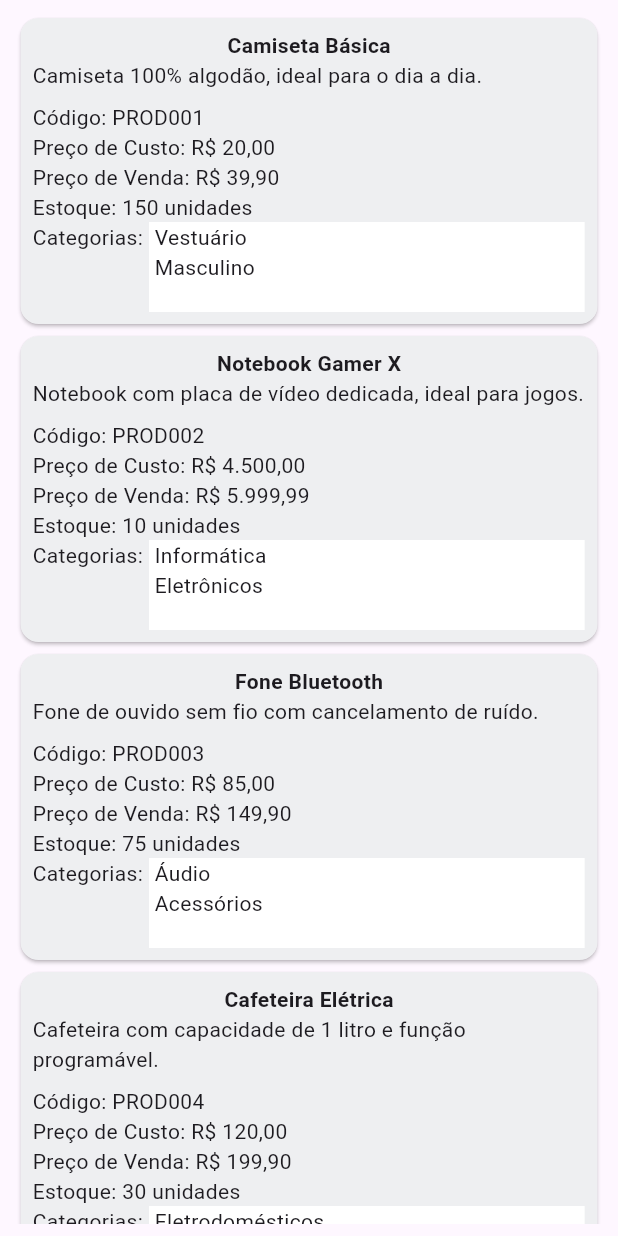
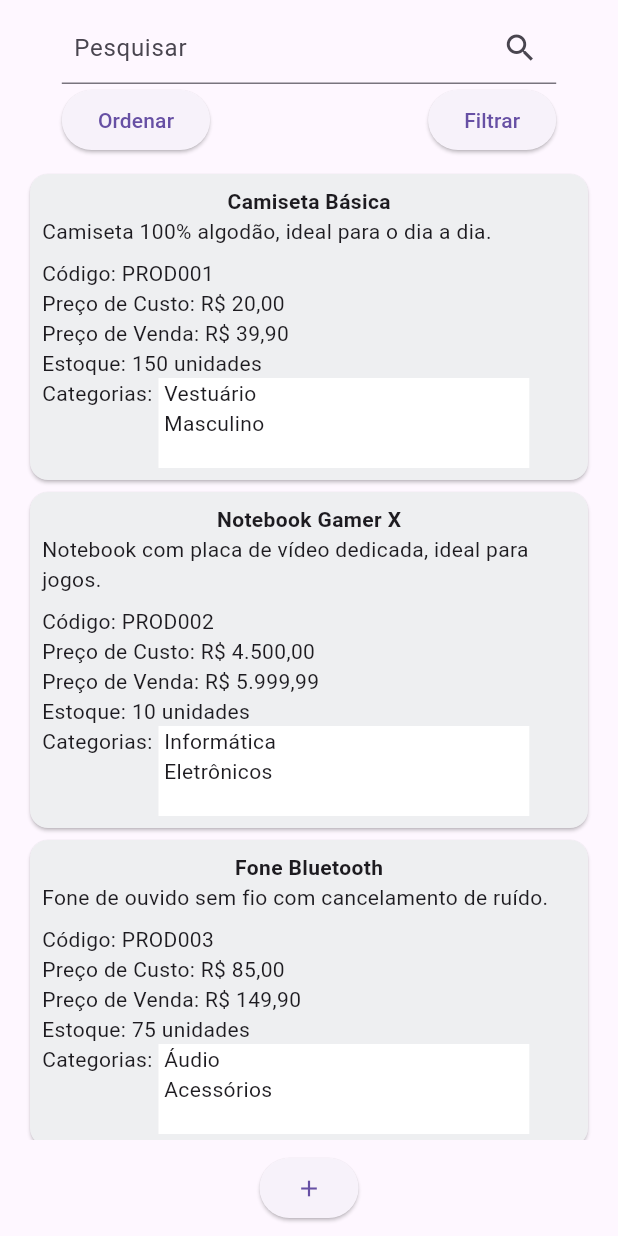
Before and after one commit to MatheusWDB/stock-flow, a Flutter app: the screen it shows after launch, on a phone screen of 412 x 824 dp. Run offline on Flutter 3.47's test engine with Material 3 defaults, Android fonts, the phone set to English and light mode, and no system bars.

Commit message:
Filtrar produtos por nome, código e categoria, Ordenar produtos por qualquer atributo (incompleto)

```diff
--- /dev/null
+++ b/frontend/lib/models/category.dart
@@ -0,0 +1,9 @@
+class Category {
+  final int? categoryId;
+  final String name;
+
+  Category({
+    this.categoryId,
+    required this.name,
+  });
+}
--- /dev/null
+++ b/frontend/lib/models/product.dart
@@ -0,0 +1,21 @@
+import 'package:frontend/models/category.dart';
+
+class Product {
+  final String name;
+  final String? description;
+  final String code;
+  final double costPrice;
+  final double salePrice;
+  final int stockQuantity;
+  final List<Category> categories;
+
+  Product({
+    required this.name,
+    this.description,
+    required this.code,
+    required this.costPrice,
+    required this.salePrice,
+    required this.stockQuantity,
+    required this.categories,
+  });
+}
--- a/frontend/lib/screens/product_list_screen.dart
+++ b/frontend/lib/screens/product_list_screen.dart
@@ -1,4 +1,6 @@
 import 'package:flutter/material.dart';
+import 'package:frontend/models/category.dart';
+import 'package:frontend/models/product.dart';
 import 'package:intl/intl.dart';
 
 class ProductListScreen extends StatefulWidget {
@@ -11,149 +13,195 @@ class ProductListScreen extends StatefulWidget {
 class _ProductListScreenState extends State<ProductListScreen> {
   final currencyFormat = NumberFormat.currency(locale: 'pt_BR', symbol: 'R\$');
 
-  final List<Map<String, dynamic>> mockProducts = [
-    {
-      "name": "Camiseta Básica",
-      "description": "Camiseta 100% algodão, ideal para o dia a dia.",
-      "code": "PROD001",
-      "costPrice": 20.00,
-      "salePrice": 39.90,
-      "stockQuantity": 150,
-      "categories": [
-        {"name": "Vestuário"},
-        {"name": "Masculino"},
-      ]
-    },
-    {
-      "name": "Notebook Gamer X",
-      "description": "Notebook com placa de vídeo dedicada, ideal para jogos.",
-      "code": "PROD002",
-      "costPrice": 4500.00,
-      "salePrice": 5999.99,
-      "stockQuantity": 10,
-      "categories": [
-        {"name": "Informática"},
-        {"name": "Eletrônicos"},
-      ]
-    },
-    {
-      "name": "Fone Bluetooth",
-      "description": "Fone de ouvido sem fio com cancelamento de ruído.",
-      "code": "PROD003",
-      "costPrice": 85.00,
-      "salePrice": 149.90,
-      "stockQuantity": 75,
-      "categories": [
-        {"name": "Áudio"},
-        {"name": "Acessórios"},
-      ]
-    },
-    {
-      "name": "Cafeteira Elétrica",
-      "description":
-          "Cafeteira com capacidade de 1 litro e função programável.",
-      "code": "PROD004",
-      "costPrice": 120.00,
-      "salePrice": 199.90,
-      "stockQuantity": 30,
-      "categories": [
-        {"name": "Eletrodomésticos"},
-        {"name": "Cozinha"},
-      ]
-    },
-    {
-      "name": "Tênis Esportivo",
-      "description": "Tênis leve e confortável para corridas e caminhadas.",
-      "code": "PROD005",
-      "costPrice": 130.00,
-      "salePrice": 259.90,
-      "stockQuantity": 80,
-      "categories": [
-        {"name": "Calçados"},
-        {"name": "Esportes"},
-      ]
-    },
-    {
-      "name": "Smartphone Z10",
-      "description": "Celular com 128GB de armazenamento e câmera dupla.",
-      "code": "PROD006",
-      "costPrice": 1800.00,
-      "salePrice": 2499.99,
-      "stockQuantity": 45,
-      "categories": [
-        {"name": "Eletrônicos"},
-        {"name": "Celulares"},
-      ]
-    },
-    {
-      "name": "Mochila Escolar",
-      "description": "Mochila resistente com vários compartimentos.",
-      "code": "PROD007",
-      "costPrice": 40.00,
-      "salePrice": 79.90,
-      "stockQuantity": 5,
-      "categories": [
-        {"name": "Acessórios"},
-        {"name": "Escolar"},
-      ]
-    },
-    {
-      "name": "Livro: O Poder do Hábito",
-      "description": "Best-seller sobre hábitos e comportamento humano.",
-      "code": "PROD008",
-      "costPrice": 25.00,
-      "salePrice": 49.90,
-      "stockQuantity": 100,
-      "categories": [
-        {"name": "Livros"},
-        {"name": "Desenvolvimento Pessoal"},
-      ]
-    },
-    {
-      "name": "Relógio de Pulso",
-      "description": "Relógio analógico com pulseira de couro.",
-      "code": "PROD009",
-      "costPrice": 95.00,
-      "salePrice": 179.90,
-      "stockQuantity": 60,
-      "categories": [
-        {"name": "Moda"},
-        {"name": "Acessórios"},
-      ]
-    },
-    {
-      "name": "Mesa Gamer",
-      "description": "Mesa espaçosa com suporte para monitor e acessórios.",
-      "code": "PROD010",
-      "costPrice": 350.00,
-      "salePrice": 599.90,
-      "stockQuantity": 20,
-      "categories": [
-        {"name": "Móveis"},
-        {"name": "Gaming"},
-      ]
-    },
+  final List<Product> mockProducts = [
+    Product(
+      name: "Camiseta Básica",
+      description: "Camiseta 100% algodão, ideal para o dia a dia.",
+      code: "PROD001",
+      costPrice: 20.00,
+      salePrice: 39.90,
+      stockQuantity: 150,
+      categories: [
+        Category(name: "Vestuário"),
+        Category(name: "Masculino"),
+      ],
+    ),
+    Product(
+      name: "Notebook Gamer X",
+      description: "Notebook com placa de vídeo dedicada, ideal para jogos.",
+      code: "PROD002",
+      costPrice: 4500.00,
+      salePrice: 5999.99,
+      stockQuantity: 10,
+      categories: [
+        Category(name: "Informática"),
+        Category(name: "Eletrônicos"),
+      ],
+    ),
+    Product(
+      name: "Fone Bluetooth",
+      description: "Fone de ouvido sem fio com cancelamento de ruído.",
+      code: "PROD003",
+      costPrice: 85.00,
+      salePrice: 149.90,
+      stockQuantity: 75,
+      categories: [
+        Category(name: "Áudio"),
+        Category(name: "Acessórios"),
+      ],
+    ),
+    Product(
+      name: "Cafeteira Elétrica",
+      description: "Cafeteira com capacidade de 1 litro e função programável.",
+      code: "PROD004",
+      costPrice: 120.00,
+      salePrice: 199.90,
+      stockQuantity: 30,
+      categories: [
+        Category(name: "Eletrodomésticos"),
+        Category(name: "Cozinha"),
+      ],
+    ),
+    Product(
+      name: "Tênis Esportivo",
+      description: "Tênis leve e confortável para corridas e caminhadas.",
+      code: "PROD005",
+      costPrice: 130.00,
+      salePrice: 259.90,
+      stockQuantity: 80,
+      categories: [
+        Category(name: "Calçados"),
+        Category(name: "Esportes"),
+      ],
+    ),
+    Product(
+      name: "Smartphone Z10",
+      description: "Celular com 128GB de armazenamento e câmera dupla.",
+      code: "PROD006",
+      costPrice: 1800.00,
+      salePrice: 2499.99,
+      stockQuantity: 45,
+      categories: [
+        Category(name: "Eletrônicos"),
+        Category(name: "Celulares"),
+      ],
+    ),
+    Product(
+      name: "Mochila Escolar",
+      description: "Mochila resistente com vários compartimentos.",
+      code: "PROD007",
+      costPrice: 40.00,
+      salePrice: 79.90,
+      stockQuantity: 5,
+      categories: [
+        Category(name: "Acessórios"),
+        Category(name: "Escolar"),
+      ],
+    ),
+    Product(
+      name: "Livro: O Poder do Hábito",
+      description: "Best-seller sobre hábitos e comportamento humano.",
+      code: "PROD008",
+      costPrice: 25.00,
+      salePrice: 49.90,
+      stockQuantity: 100,
+      categories: [
+        Category(name: "Livros"),
+        Category(name: "Desenvolvimento Pessoal"),
+      ],
+    ),
+    Product(
+      name: "Relógio de Pulso",
+      description: "Relógio analógico com pulseira de couro.",
+      code: "PROD009",
+      costPrice: 95.00,
+      salePrice: 179.90,
+      stockQuantity: 60,
+      categories: [
+        Category(name: "Moda"),
+        Category(name: "Acessórios"),
+      ],
+    ),
+    Product(
+      name: "Mesa Gamer",
+      description: "Mesa espaçosa com suporte para monitor e acessórios.",
+      code: "PROD010",
+      costPrice: 350.00,
+      salePrice: 599.90,
+      stockQuantity: 20,
+      categories: [
+        Category(name: "Móveis"),
+        Category(name: "Gaming"),
+      ],
+    ),
   ];
+
+  TextEditingController nameOrCodeFilter = TextEditingController();
+  String categoryFilter = "All";
+  Function(Product product) selector = (p) => p.code;
+  bool ascending = true;
 
   @override
   Widget build(BuildContext context) {
+    List<Product> renderProduct = mockProducts;
+    renderProduct = filterProducts(renderProduct);
+    renderProduct = sortProducts(renderProduct);
+
     return SafeArea(
       child: Scaffold(
-        body: Container(
-          margin: EdgeInsets.symmetric(
-              horizontal: MediaQuery.of(context).size.height * 0.002),
+        body: Padding(
+          padding: EdgeInsets.all(8),
           child: Column(
             children: [
+              SizedBox(
+                width: MediaQuery.of(context).size.width * 0.8,
+                child: Column(
+                  children: [
+                    TextField(
+                      onChanged: (value) => setState(() {}),
+                      controller: nameOrCodeFilter,
+                      decoration: InputDecoration(
+                        suffixIcon: Icon(Icons.search),
+                        contentPadding:
+                            const EdgeInsets.symmetric(horizontal: 8),
+                        labelText: "Pesquisar",
+                        errorText: null,
+                        focusedBorder: const OutlineInputBorder(
+                          borderSide: BorderSide(),
+                        ),
+                      ),
+                    ),
+                    Row(
+                      mainAxisAlignment: MainAxisAlignment.spaceBetween,
+                      children: [
+                        ElevatedButton(
+                          onPressed: () => setState(() {
+                            selector = (p) => p.name;
+                            ascending = !ascending;
+                          }),
+                          child: Text("Ordenar"),
+                        ),
+                        ElevatedButton(
+                          onPressed: () => setState(() {
+                            categoryFilter = "Eletrônicos";
+                          }),
+                          child: Text("Filtrar"),
+                        ),
+                      ],
+                    ),
+                  ],
+                ),
+              ),
               Flexible(
                 fit: FlexFit.tight,
                 child: Padding(
                   padding: const EdgeInsets.all(8.0),
                   child: ListView.builder(
-                    itemCount: mockProducts.length,
+                    itemCount: renderProduct.length,
                     itemBuilder: (context, index) {
                       return Card(
                         surfaceTintColor:
-                            mockProducts[index]["stockQuantity"] <= 5
+                            renderProduct[index].stockQuantity <= 5
                                 ? Colors.red
                                 : Colors.green,
                         child: Padding(
@@ -164,21 +212,21 @@ class _ProductListScreenState extends State<ProductListScreen> {
                             children: [
                               Container(
                                 alignment: Alignment.center,
-                                child: Text(mockProducts[index]["name"],
+                                child: Text(renderProduct[index].name,
                                     style:
                                         TextStyle(fontWeight: FontWeight.bold)),
                               ),
-                              Text(mockProducts[index]["description"]),
+                              Text("${renderProduct[index].description}"),
                               SizedBox(
                                 height: 8,
                               ),
-                              Text("Código: ${mockProducts[index]["code"]}"),
+                              Text("Código: ${renderProduct[index].code}"),
                               Text(
-                                  "Preço de Custo: ${currencyFormat.format(mockProducts[index]["costPrice"])}"),
+                                  "Preço de Custo: ${currencyFormat.format(renderProduct[index].costPrice)}"),
                               Text(
-                                  "Preço de Venda: ${currencyFormat.format(mockProducts[index]["salePrice"])}"),
+                                  "Preço de Venda: ${currencyFormat.format(renderProduct[index].salePrice)}"),
                               Text(
-                                "Estoque: ${mockProducts[index]["stockQuantity"]} unidades",
+                                "Estoque: ${renderProduct[index].stockQuantity} unidades",
                               ),
                               Row(
                                 mainAxisSize: MainAxisSize.max,
@@ -189,18 +237,18 @@ class _ProductListScreenState extends State<ProductListScreen> {
                                     width: 4,
                                   ),
                                   SizedBox(
-                                    width: MediaQuery.of(context).size.width *
-                                        0.705,
+                                    width:
+                                        MediaQuery.of(context).size.width * 0.6,
                                     height: 60,
                                     child: Container(
                                       color: Colors.white,
                                       child: ListView.builder(
-                                        itemCount: mockProducts[index]
-                                                ["categories"]
+                                        itemCount: renderProduct[index]
+                                            .categories
                                             .length,
                                         itemBuilder: (context, indexCategory) {
                                           return Text(
-                                            " ${mockProducts[index]["categories"][indexCategory]["name"]}",
+                                            " ${renderProduct[index].categories[indexCategory].name}",
                                             softWrap: false,
                                             overflow: TextOverflow.ellipsis,
                                           );
@@ -218,10 +266,43 @@ class _ProductListScreenState extends State<ProductListScreen> {
                   ),
                 ),
               ),
+              ElevatedButton.icon(
+                onPressed: () {},
+                label: Icon(Icons.add),
+              )
             ],
           ),
         ),
       ),
     );
   }
+
+  List<Product> sortProducts(List<Product> products) {
+    products.sort((a, b) {
+      int result = selector(a).compareTo(selector(b));
+      return ascending ? result : -result;
+    });
+    return products;
+  }
+
+  List<Product> filterProducts(List<Product> products) {
+    products = categoryFilter == "All"
+        ? products
+        : products
+            .where((product) =>
+                product.categories.any((cat) => cat.name == categoryFilter))
+            .toList();
+
+    return nameOrCodeFilter.text.isNotEmpty
+        ? products
+            .where((product) =>
+                product.name
+                    .toUpperCase()
+                    .contains(nameOrCodeFilter.text.toUpperCase()) ||
+                product.code
+                    .toUpperCase()
+                    .contains(nameOrCodeFilter.text.toUpperCase()))
+            .toList()
+        : products;
+  }
 }
```
